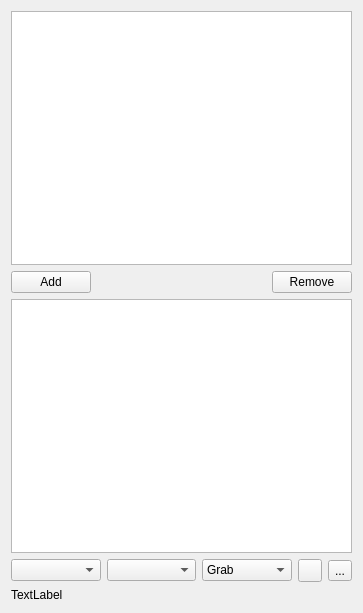
Qt form Plugins/VR/pqVRDockPanel.ui (Kitware/ParaView) before a commit.
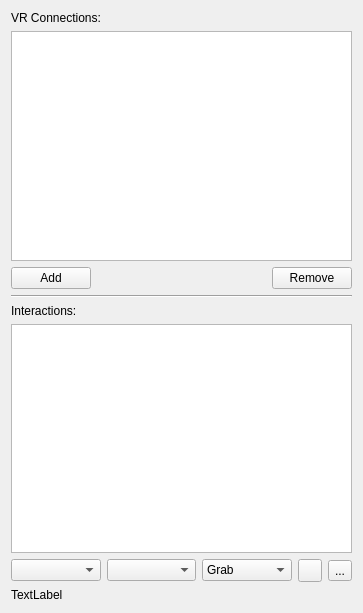
The same form after that commit. Icons and pictures are not drawn. Custom widgets are drawn as their Qt base class.

Commit message: Add tooltips to VR plugin GUI.

```diff
--- a/Plugins/VR/pqVRDockPanel.ui
+++ b/Plugins/VR/pqVRDockPanel.ui
@@ -11,13 +11,16 @@
    </rect>
   </property>
   <property name="windowTitle">
-   <string>Form</string>
+   <string/>
   </property>
   <layout class="QGridLayout" name="gridLayout">
-   <item row="3" column="0">
+   <item row="6" column="0">
     <layout class="QHBoxLayout" name="horizontalLayout" stretch="1,1,1,0,0">
      <item>
       <widget class="pqAnimatableProxyComboBox" name="proxyCombo">
+       <property name="toolTip">
+        <string>&lt;html&gt;&lt;head/&gt;&lt;body&gt;&lt;p&gt;Select an object for interaction.&lt;/p&gt;&lt;/body&gt;&lt;/html&gt;</string>
+       </property>
        <property name="sizeAdjustPolicy">
         <enum>QComboBox::AdjustToContents</enum>
        </property>
@@ -25,6 +28,9 @@
      </item>
      <item>
       <widget class="pqAnimatablePropertiesComboBox" name="propertyCombo">
+       <property name="toolTip">
+        <string>&lt;html&gt;&lt;head/&gt;&lt;body&gt;&lt;p&gt;Select the object's property for interaction.&lt;/p&gt;&lt;/body&gt;&lt;/html&gt;</string>
+       </property>
        <property name="sizeAdjustPolicy">
         <enum>QComboBox::AdjustToContents</enum>
        </property>
@@ -32,6 +38,9 @@
      </item>
      <item>
       <widget class="QComboBox" name="stylesCombo">
+       <property name="toolTip">
+        <string>&lt;html&gt;&lt;head/&gt;&lt;body&gt;&lt;p&gt;Select the type of interaction.&lt;/p&gt;&lt;/body&gt;&lt;/html&gt;</string>
+       </property>
        <property name="sizeAdjustPolicy">
         <enum>QComboBox::AdjustToContents</enum>
        </property>
@@ -49,6 +58,9 @@
      </item>
      <item>
       <widget class="QToolButton" name="addStyle">
+       <property name="toolTip">
+        <string>&lt;html&gt;&lt;head/&gt;&lt;body&gt;&lt;p&gt;Add a new interaction.&lt;/p&gt;&lt;/body&gt;&lt;/html&gt;</string>
+       </property>
        <property name="text">
         <string/>
        </property>
@@ -60,6 +72,9 @@
      </item>
      <item>
       <widget class="QToolButton" name="removeStyle">
+       <property name="toolTip">
+        <string>&lt;html&gt;&lt;head/&gt;&lt;body&gt;&lt;p&gt;Remove the selected interaction.&lt;/p&gt;&lt;/body&gt;&lt;/html&gt;</string>
+       </property>
        <property name="text">
         <string>...</string>
        </property>
@@ -71,10 +86,13 @@
      </item>
     </layout>
    </item>
-   <item row="1" column="0">
+   <item row="2" column="0">
     <layout class="QHBoxLayout" name="horizontalLayout_2" stretch="0,1,0">
      <item>
       <widget class="QPushButton" name="addConnection">
+       <property name="toolTip">
+        <string>&lt;html&gt;&lt;head/&gt;&lt;body&gt;&lt;p&gt;Add a new VR connection.&lt;/p&gt;&lt;/body&gt;&lt;/html&gt;</string>
+       </property>
        <property name="text">
         <string>Add</string>
        </property>
@@ -99,6 +117,9 @@
      </item>
      <item>
       <widget class="QPushButton" name="removeConnection">
+       <property name="toolTip">
+        <string>&lt;html&gt;&lt;head/&gt;&lt;body&gt;&lt;p&gt;Remove the selected VR connection.&lt;/p&gt;&lt;/body&gt;&lt;/html&gt;</string>
+       </property>
        <property name="text">
         <string>Remove</string>
        </property>
@@ -110,19 +131,40 @@
      </item>
     </layout>
    </item>
-   <item row="0" column="0">
-    <widget class="QListWidget" name="connectionsTable"/>
-   </item>
-   <item row="4" column="0">
+   <item row="7" column="0">
     <widget class="QLabel" name="debugLabel">
      <property name="text">
       <string>TextLabel</string>
      </property>
     </widget>
    </item>
-   <item row="2" column="0">
+   <item row="0" column="0">
+    <widget class="QLabel" name="label">
+     <property name="text">
+      <string>VR Connections:</string>
+     </property>
+    </widget>
+   </item>
+   <item row="1" column="0">
+    <widget class="QListWidget" name="connectionsTable"/>
+   </item>
+   <item row="5" column="0">
     <widget class="QListWidget" name="stylesTable"/>
    </item>
+   <item row="4" column="0">
+    <widget class="QLabel" name="label_2">
+     <property name="text">
+      <string>Interactions:</string>
+     </property>
+    </widget>
+   </item>
+   <item row="3" column="0">
+    <widget class="Line" name="line">
+     <property name="orientation">
+      <enum>Qt::Horizontal</enum>
+     </property>
+    </widget>
+   </item>
   </layout>
  </widget>
  <customwidgets>
```
The commit also changes 2 other files.
